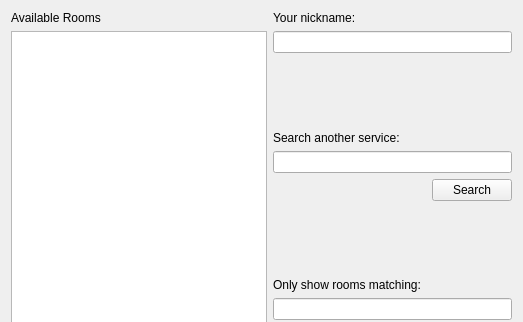
Qt form Swift/QtUI/MUCSearch/QtMUCSearchWindow.ui (swift/swift) before a commit; both pictures show x 0 to 523 and y 0 to 322 of the 523 by 531 pixel window.
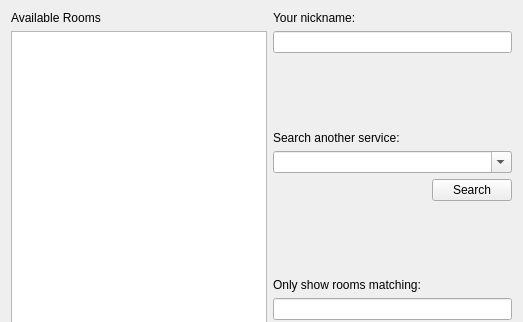
The same form after that commit.

Commit message:
Remember previous MUC service searches.
Resolves: #615
Release-Notes: The MUC Search will now remember previously searched services.

Patch:
```diff
--- a/Swift/QtUI/MUCSearch/QtMUCSearchWindow.ui
+++ b/Swift/QtUI/MUCSearch/QtMUCSearchWindow.ui
@@ -74,9 +74,9 @@
           </widget>
          </item>
          <item>
-          <widget class="QLineEdit" name="service_">
-           <property name="text">
-            <string/>
+          <widget class="QComboBox" name="service_">
+           <property name="editable">
+            <bool>true</bool>
            </property>
           </widget>
          </item>
```
The commit also changes 6 other files.
